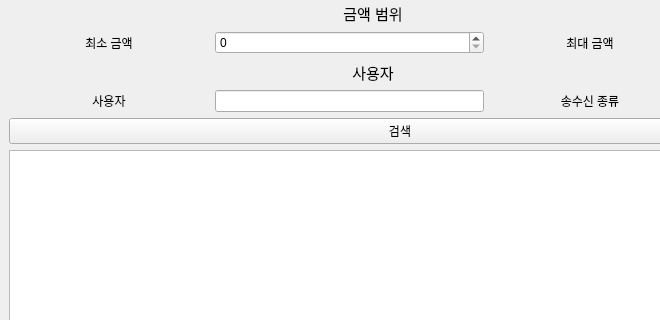
The window that form/adminhistorywindow.ui (hyeon-h/QBanker-System) describes before a commit, drawn with Qt 5; both pictures show x 0 to 660 and y 97 to 417 of the 800 by 800 pixel window.
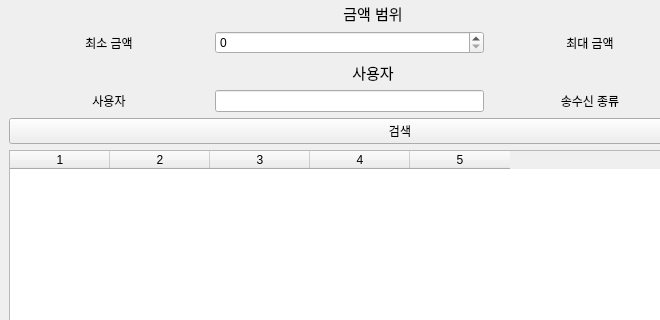
The same window after the commit.

```diff
--- a/form/adminhistorywindow.ui
+++ b/form/adminhistorywindow.ui
@@ -206,7 +206,16 @@
        </widget>
       </item>
       <item row="11" column="0" colspan="6">
-       <widget class="QTableWidget" name="tableWidget"/>
+       <widget class="QTableWidget" name="tableWidget">
+        <property name="columnCount">
+         <number>5</number>
+        </property>
+        <column/>
+        <column/>
+        <column/>
+        <column/>
+        <column/>
+       </widget>
       </item>
       <item row="12" column="3" colspan="3">
        <widget class="QPushButton" name="pushButton_2">
```
